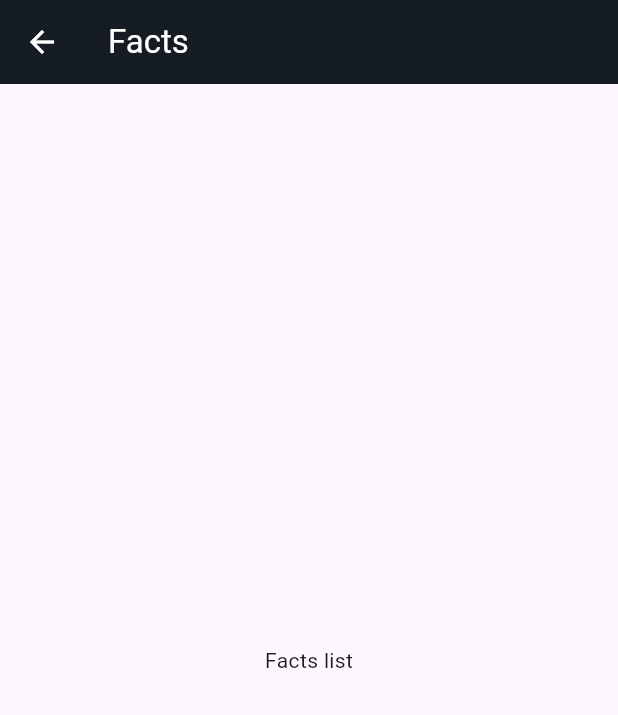
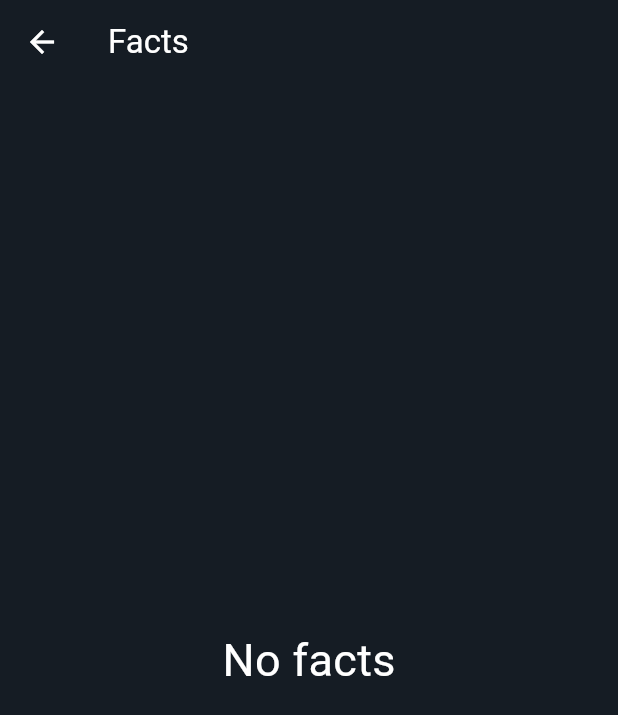
Before and after one commit to igornazarov1991/humble-counter, a Flutter app: the FactsPage screen opened directly, on a phone screen of 412 x 824 dp. Shown: the top 715 px of the screen. Run offline on Flutter 3.47's test engine with Material 2 defaults, Android fonts, the phone set to English and light mode, and no system bars.

Commit message:
Implement facts persistence

```diff
--- a/lib/facts/facts_page.dart
+++ b/lib/facts/facts_page.dart
@@ -1,5 +1,7 @@
 import 'package:flutter/material.dart';
+import 'package:provider/provider.dart';
 import 'package:humble_counter/configs.dart';
+import 'package:humble_counter/facts/facts_container.dart';
 
 class FactsPage extends StatefulWidget {
   const FactsPage({super.key});
@@ -17,8 +19,45 @@ class _FactsPageState extends State<FactsPage> {
         foregroundColor: Colors.white,
         title: const Text('Facts'),
       ),
-      body: const Center(
-        child: Text('Facts list'),
+      backgroundColor: AppColors.mainBackground,
+      body: Consumer<FactsContainer>(
+        builder: (context, container, child) {
+          if (container.items.isNotEmpty) {
+            return ListView.separated(
+              padding: AppInsets.standard,
+              itemCount: container.items.length,
+              itemBuilder: (BuildContext context, int index) {
+                final fact = container.items[index];
+                return Container(
+                  padding: AppInsets.standard,
+                  decoration: const BoxDecoration(
+                    borderRadius: Constants.standardRadius,
+                    color: AppColors.secondaryBackground,
+                  ),
+                  child: Text(
+                      fact.fact,
+                      style: const TextStyle(
+                        color: Colors.white,
+                        // fontSize: 30,
+                      )
+                  ),
+                );
+              },
+              separatorBuilder: (BuildContext context, int index) =>
+                const SizedBox(height: 30),
+            );
+          } else {
+            return const Center(
+              child: Text(
+                'No facts',
+                style: TextStyle(
+                  color: Colors.white,
+                  fontSize: 30,
+                ),
+              ),
+            );
+          }
+        }
       ),
     );
   }
```
Also changed, not shown: lib/counter/counter.dart (+1 -12 lines), lib/counter/counter_page.dart (+12 -1 lines), lib/facts/fact.dart (+0 -7 lines), lib/facts/facts_container.dart (added, +41 -0 lines), lib/main.dart (+6 -2 lines).
